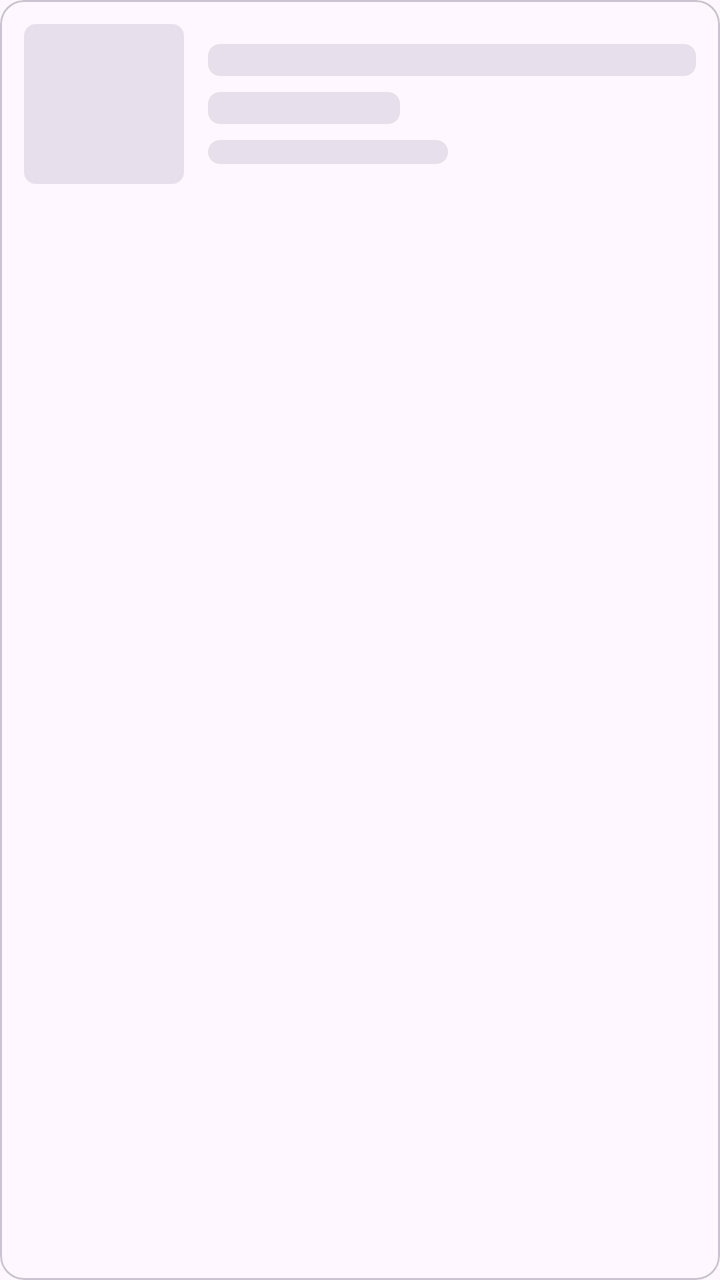
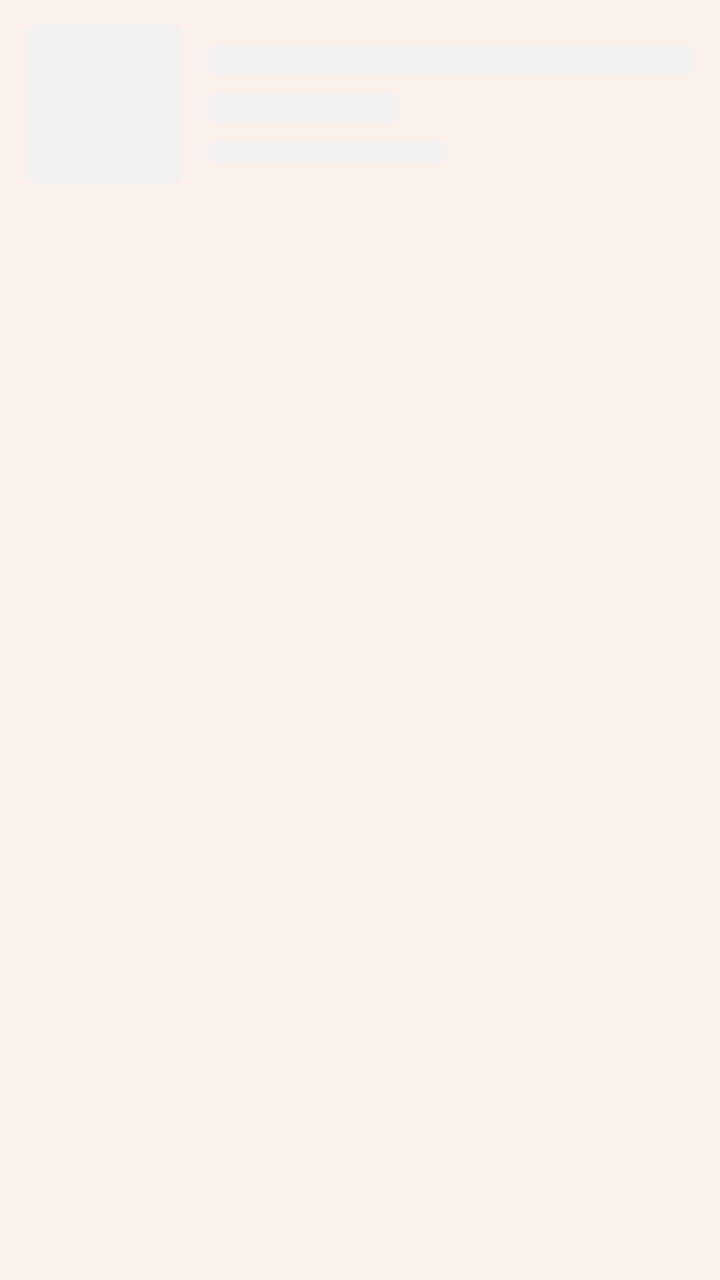

Two renders of the same Android screen: before a commit and after it. Below are the layout's source before the change and the commit's diff.
<!-- AndroidManifest.xml: application theme Theme.GajeonTiming -->
<!-- res/layout/item_product_skeleton.xml -->
<?xml version="1.0" encoding="utf-8"?>
<com.google.android.material.card.MaterialCardView xmlns:android="http://schemas.android.com/apk/res/android"
    xmlns:app="http://schemas.android.com/apk/res-auto"
    android:layout_width="match_parent"
    android:layout_height="wrap_content"
    android:layout_marginHorizontal="16dp"
    android:layout_marginVertical="6dp"
    app:cardCornerRadius="12dp">

    <LinearLayout
        android:layout_width="match_parent"
        android:layout_height="wrap_content"
        android:gravity="center_vertical"
        android:orientation="horizontal"
        android:padding="12dp">

        <View
            style="@style/SkeletonBar"
            android:layout_width="80dp"
            android:layout_height="80dp" />

        <LinearLayout
            android:layout_width="0dp"
            android:layout_height="wrap_content"
            android:layout_marginStart="12dp"
            android:layout_weight="1"
            android:orientation="vertical">

            <View
                style="@style/SkeletonBar"
                android:layout_width="match_parent"
                android:layout_height="16dp" />

            <View
                style="@style/SkeletonBar"
                android:layout_width="96dp"
                android:layout_height="16dp"
                android:layout_marginTop="8dp" />

            <View
                style="@style/SkeletonBar"
                android:layout_width="120dp"
                android:layout_height="12dp"
                android:layout_marginTop="8dp" />
        </LinearLayout>
    </LinearLayout>
</com.google.android.material.card.MaterialCardView>
<!-- resources referenced by this layout -->
<resources>
  <style name="SkeletonBar">
          <item name="android:background">@drawable/bg_skeleton</item>
          <item name="android:backgroundTint">?attr/colorSurfaceVariant</item>
          <item name="android:importantForAccessibility">no</item>
      </style>
  <style name="Theme.GajeonTiming" parent="Theme.Material3.DayNight.NoActionBar" />
  <!-- drawable bg_skeleton (drawable) -->
  <?xml version="1.0" encoding="utf-8"?>
  <shape xmlns:android="http://schemas.android.com/apk/res/android">
      <solid android:color="#FFFFFF" />
      <corners android:radius="6dp" />
  </shape>
</resources>

<!-- the commit's change to res/layout/item_product_skeleton.xml (unified diff, before → after) -->
@@ -5,7 +5,7 @@
     android:layout_height="wrap_content"
     android:layout_marginHorizontal="16dp"
     android:layout_marginVertical="6dp"
-    app:cardCornerRadius="12dp">
+    app:cardCornerRadius="@dimen/radius_md">
 
     <LinearLayout
         android:layout_width="match_parent"
<!-- resource entries referenced after the edit -->
@@ -5,12 +5,60 @@
           <item name="android:backgroundTint">?attr/colorSurfaceVariant</item>
           <item name="android:importantForAccessibility">no</item>
       </style>
-  <style name="Theme.GajeonTiming" parent="Theme.Material3.DayNight.NoActionBar" />
+  <style name="Theme.GajeonTiming" parent="Theme.Material3.DayNight.NoActionBar">
+          
+          <item name="colorPrimary">@color/brand</item>
+          <item name="colorOnPrimary">@color/on_brand</item>
+          <item name="colorPrimaryContainer">@color/brand_container</item>
+          <item name="colorOnPrimaryContainer">@color/on_brand_container</item>
+          
+          <item name="colorSecondary">@color/brand</item>
+          <item name="colorOnSecondary">@color/on_brand</item>
+          <item name="colorSecondaryContainer">@color/brand_container</item>
+          <item name="colorOnSecondaryContainer">@color/on_brand_container</item>
+          <item name="colorTertiary">@color/verdict_good</item>
+          <item name="colorError">@color/verdict_wait</item>
+  
+          
+          <item name="android:colorBackground">@color/page</item>
+          <item name="colorSurface">@color/card</item>
+          <item name="colorOnSurface">@color/ink</item>
+          <item name="colorOnSurfaceVariant">@color/ink_2</item>
+          <item name="colorSurfaceVariant">@color/sunken</item>
+          <item name="colorSurfaceContainerLowest">@color/card</item>
+          <item name="colorSurfaceContainerLow">@color/card</item>
+          <item name="colorSurfaceContainer">@color/card</item>
+          <item name="colorSurfaceContainerHigh">@color/sunken</item>
+          <item name="colorSurfaceContainerHighest">@color/sunken</item>
+          <item name="colorOutline">@color/line_strong</item>
+          <item name="colorOutlineVariant">@color/line</item>
+  
+          
+          <item name="materialCardViewStyle">@style/Widget.Gajeon.Card</item>
+          <item name="materialButtonStyle">@style/Widget.Gajeon.Button</item>
+          <item name="materialButtonOutlinedStyle">@style/Widget.Gajeon.Button.Outlined</item>
+          <item name="chipStyle">@style/Widget.Gajeon.Chip</item>
+          <item name="toolbarStyle">@style/Widget.Gajeon.Toolbar</item>
+          <item name="android:windowBackground">@color/page</item>
+      </style>
   <!-- drawable bg_skeleton (drawable) -->
   <?xml version="1.0" encoding="utf-8"?>
   <shape xmlns:android="http://schemas.android.com/apk/res/android">
       <solid android:color="#FFFFFF" />
       <corners android:radius="6dp" />
   </shape>
+  <color name="brand">#C2410C</color>
+  <color name="on_brand">#FFFFFF</color>
+  <color name="brand_container">#FFF1E7</color>
+  <color name="on_brand_container">#7C2D12</color>
+  <color name="verdict_good">#1D4ED8</color>
+  <color name="verdict_wait">#B91C1C</color>
+  <color name="page">#FAFAF9</color>
+  <color name="card">#FFFFFF</color>
+  <color name="ink">#1C1917</color>
+  <color name="ink_2">#57534E</color>
+  <color name="sunken">#F3F2F0</color>
+  <color name="line_strong">#8C857F</color>
+  <color name="line">#E7E5E4</color>
 </resources>
 
